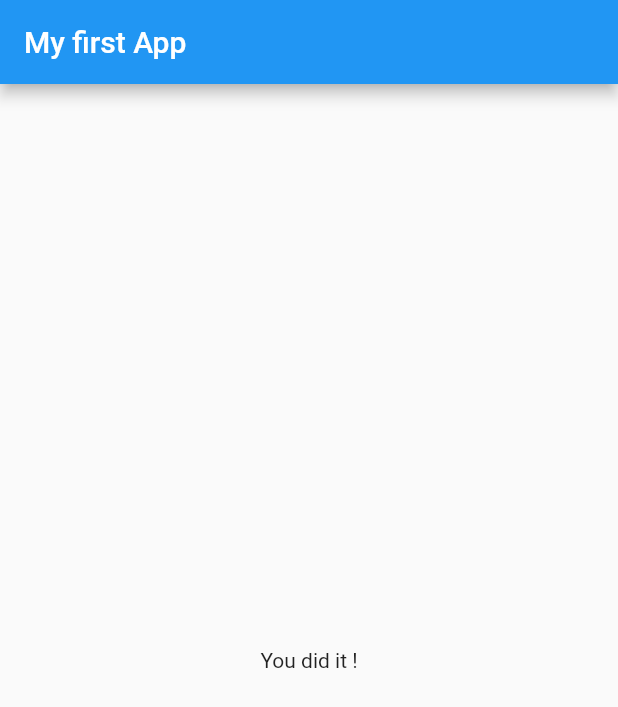
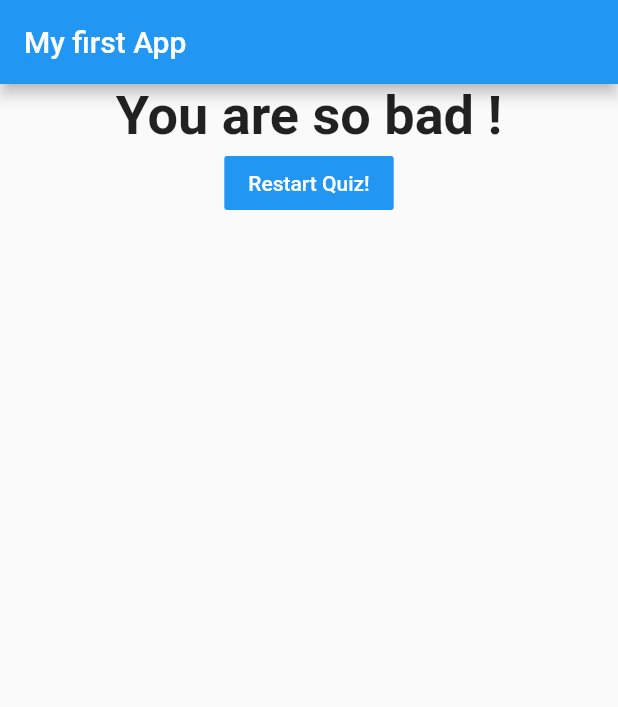
Before and after one commit to amanpro30/Quiz_, a Flutter app: the screen it shows after launch, after a tap on "Black", after a tap on "Snake", after a tap on "Max", on a phone screen of 412 x 824 dp. Shown: the top 707 px of the screen. Run offline on Flutter 3.47's test engine with Material 2 defaults, Android fonts, the phone set to English and light mode, and no system bars.

Commit message:
final changes to quiz app

```diff
--- a/lib/main.dart
+++ b/lib/main.dart
@@ -1,7 +1,6 @@
 import 'package:flutter/material.dart';
-
-import './question.dart';
-import './answer.dart';
+import './quiz.dart';
+import './result.dart';
 
 void main() => runApp(MyApp());
 
@@ -14,24 +13,48 @@ class MyApp extends StatefulWidget {
 
 class _MyAppState extends State<MyApp> {
   var _questionIndex = 0;
-  final question = const [
+  var _totalScore = 0;
+  final _question = const [
     {
       'questionText': 'What "s your favourite color?',
-      'answers': ['Black', 'Green', 'Red', 'White'],
+      'answers': [
+        {'text': 'Black', 'score': 10},
+        {'text': 'Green', 'score': 5},
+        {'text': 'Red', 'score': 3},
+        {'text': 'White', 'score': 1}
+      ],
     },
     {
       'questionText': 'What "s your favourite animal?',
-      'answers': ['Rabbit', 'Snake', 'Lion', 'Tiger'],
+      'answers': [
+        {'text': 'Rabbit', 'score': 3},
+        {'text': 'Snake', 'score': 11},
+        {'text': 'Lion', 'score': 5},
+        {'text': 'Tiger', 'score': 9}
+      ],
     },
     {
       'questionText': 'Who "s your favourite instructor?',
-      'answers': ['Max', 'Max', 'Max', 'Max'],
+      'answers': [
+        {'text': 'Max', 'score': 1},
+        {'text': 'Max', 'score': 1},
+        {'text': 'Max', 'score': 1},
+        {'text': 'Max', 'score': 1}
+      ],
     },
   ];
-  void _answerQuestion() {
-    if (_questionIndex < question.length) {}
+
+  void _resetQuiz(){
+    setState(() {
+      _questionIndex = 0;
+      _totalScore = 0;
+    });
+  }
+
+  void _answerQuestion(score) {
     setState(() {
       _questionIndex = _questionIndex + 1;
+      _totalScore += score;
     });
     print(_questionIndex);
   }
@@ -42,19 +65,12 @@ class _MyAppState extends State<MyApp> {
         appBar: AppBar(
           title: Text('My first App'),
         ),
-        body: _questionIndex < question.length
-            ? Column(
-                children: <Widget>[
-                  Question(question[_questionIndex]['questionText']),
-                  ...(question[_questionIndex]['answers'] as List<String>)
-                      .map((answer) {
-                    return Answer(_answerQuestion, answer);
-                  }).toList()
-                ],
-              )
-            : Center(
-                child: Text('You did it !'),
-              ),
+        body: _questionIndex < _question.length
+            ? Quiz(
+                answerQuestion: _answerQuestion,
+                questionIndex: _questionIndex,
+                questions: _question)
+            : Result(_totalScore, _resetQuiz),
       ),
     );
   }
--- /dev/null
+++ b/lib/quiz.dart
@@ -0,0 +1,25 @@
+import 'package:flutter/material.dart';
+import './answer.dart';
+import './question.dart';
+
+class Quiz extends StatelessWidget {
+  final List<Map<String, Object>> questions;
+  final Function answerQuestion;
+  final int questionIndex;
+  Quiz({
+   @required this.questions,
+   @required this.answerQuestion,
+   @required this.questionIndex
+  });
+  @override
+  Widget build(BuildContext context) {
+    return Column(
+      children: <Widget>[
+        Question(questions[questionIndex]['questionText']),
+        ...(questions[questionIndex]['answers'] as List<Map<String, Object>>).map((answer) {
+          return Answer(() => answerQuestion(answer['score']), answer['text']);
+        }).toList()
+      ],
+    );
+  }
+}
--- /dev/null
+++ b/lib/result.dart
@@ -0,0 +1,42 @@
+import 'package:flutter/material.dart';
+
+class Result extends StatelessWidget {
+  final int resultScore;
+  final Function resetHandler;
+  Result(this.resultScore, this.resetHandler);
+
+  String get resultPharse {
+    String resultText;
+    if (resultScore <= 8) {
+      resultText = 'You are awesome and innocent !';
+    } else if (resultScore <= 12) {
+      resultText = 'Pretty likeable';
+    } else if (resultScore <= 16) {
+      resultText = 'You are ... strange ?!';
+    } else {
+      resultText = 'You are so bad !';
+    }
+    return resultText;
+  }
+
+  @override
+  Widget build(BuildContext context) {
+    return Center(
+      child: Column(
+        children: <Widget>[
+          Text(
+            resultPharse,
+            style: TextStyle(fontSize: 36, fontWeight: FontWeight.bold),
+            textAlign: TextAlign.center,
+          ),
+          FlatButton(
+            onPressed: resetHandler,
+            child: Text('Restart Quiz!'),
+            textColor: Colors.white,
+            color: Colors.blue,
+          ),
+        ],
+      ),
+    );
+  }
+}
```
Also changed, not shown: lib/answer.dart (line endings or trailing spaces), lib/question.dart (line endings or trailing spaces), pubspec.yaml (line endings or trailing spaces), 31 other files.
